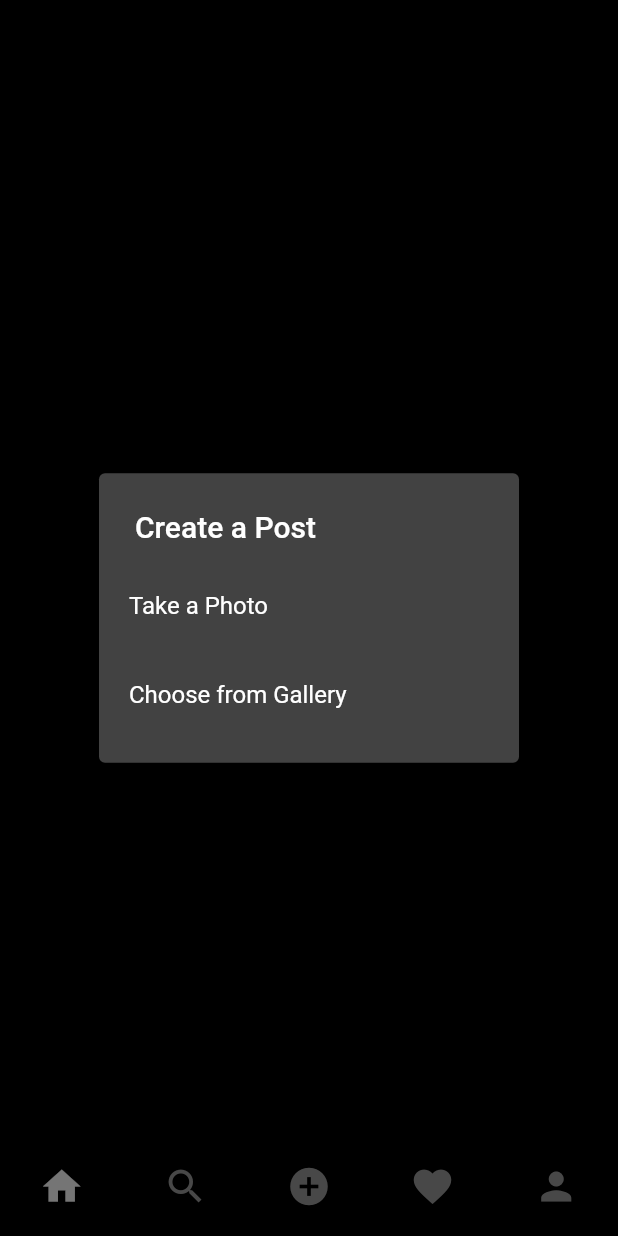
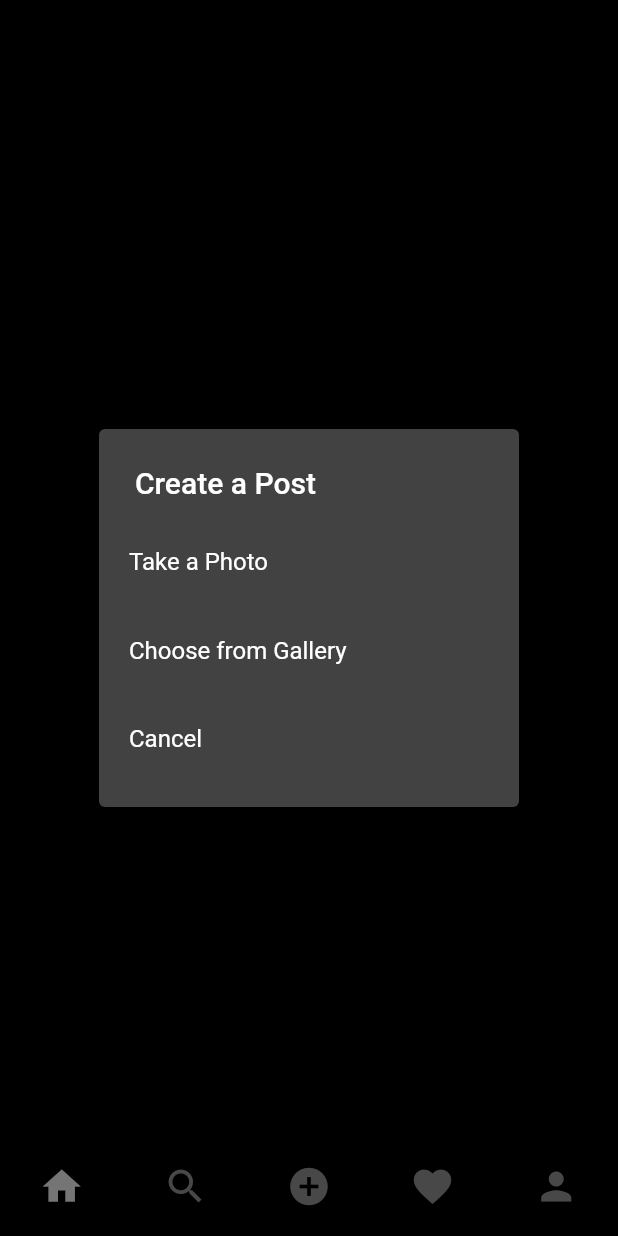
Before and after one commit to nadeemakhter0602/Instagram-Like-App, a Flutter app: the screen it shows once a user with an empty profile is signed in, after a tap on the "upload" icon, on a phone screen of 412 x 824 dp. Run offline on Flutter 3.47's test engine with Material 2 defaults, Android fonts, the phone set to English and light mode, and no system bars; our stand-ins replace cloud_firestore, firebase_auth, firebase_core, firebase_storage, flutter_svg, image_picker; accounts and stored records are empty.

Commit message:
add cancel option in SimpleDialog

```diff
--- a/lib/screens/add_post_screen.dart
+++ b/lib/screens/add_post_screen.dart
@@ -49,6 +49,13 @@ class AddPostScreenState extends State<AddPostScreen> {
                   setState(() {
                     _file = file;
                   });
+                },
+              ),
+              SimpleDialogOption(
+                padding: EdgeInsets.all(20),
+                child: const Text('Cancel'),
+                onPressed: () {
+                  Navigator.of(context).pop();
                 },
               ),
             ],
```
